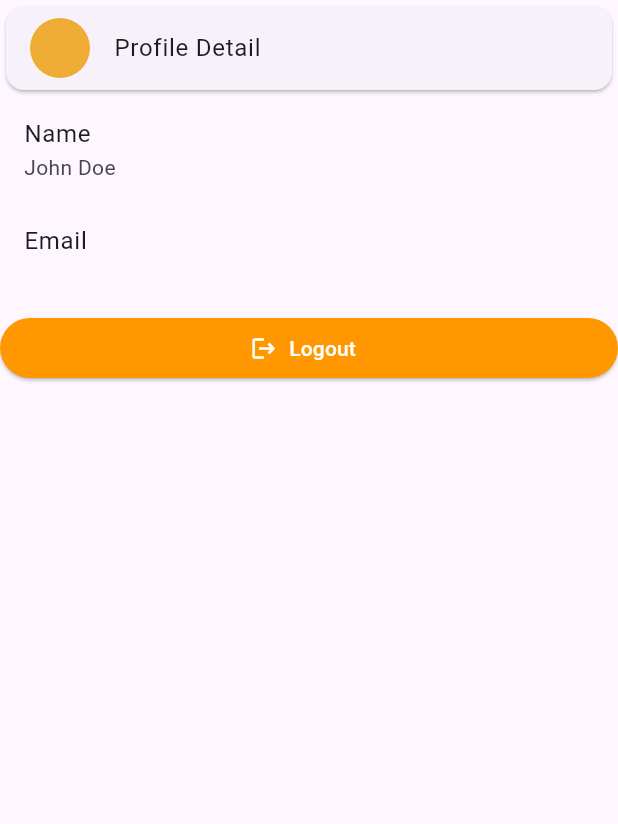
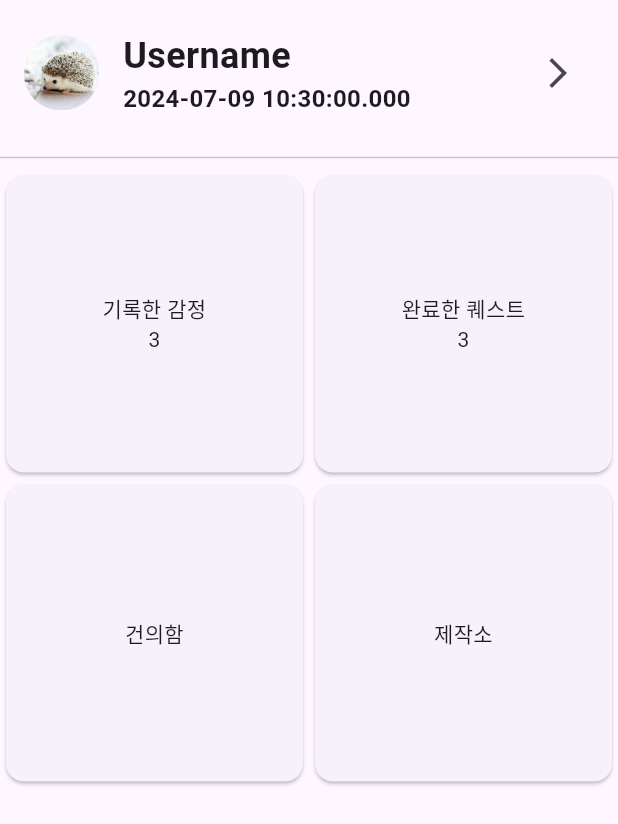
Before and after one commit to bellaria19/Ego, a Flutter app: the ProfileScreen screen opened directly, on a phone screen of 412 x 824 dp. Shown: the top 824 px of the screen. Run offline on Flutter 3.47's test engine with Material 3 defaults, Android fonts, the phone set to English and light mode, and no system bars; our stand-ins replace flutter_dotenv, font_awesome_flutter, supabase_flutter, syncfusion_flutter_charts; missing offline and left inert: supabase_auth_ui; accounts and stored records are empty; statements that could not run were skipped.

Commit message:
Add Profile and Detail

```diff
--- a/lib/models/profile.dart
+++ b/lib/models/profile.dart
@@ -3,6 +3,8 @@ class Profile {
     required this.id,
     required this.username,
     required this.createdAt,
+    required this.gender,
+    required this.birthday,
   });
 
   /// User ID of the profile
@@ -14,8 +16,16 @@ class Profile {
   /// Date and time when the profile was created
   final DateTime createdAt;
 
+  /// Gender of the profile
+  final String gender;
+
+  /// Birthday of the profile
+  final DateTime birthday;
+
   Profile.fromMap(Map<String, dynamic> map)
       : id = map['id'],
         username = map['username'],
-        createdAt = DateTime.parse(map['created_at']);
+        createdAt = DateTime.parse(map['created_at']),
+        gender = map['gender'],
+        birthday = DateTime.parse(map['birthday']);
 }
--- a/lib/screens/profile/profile_screen.dart
+++ b/lib/screens/profile/profile_screen.dart
@@ -1,4 +1,8 @@
+import 'package:ego/screens/profile/detail_screen.dart';
+import 'package:ego/utils/constants.dart';
 import 'package:flutter/material.dart';
+
+import '../../models/profile.dart';
 
 class ProfileScreen extends StatefulWidget {
   const ProfileScreen({super.key});
@@ -7,36 +11,100 @@ class ProfileScreen extends StatefulWidget {
 }
 
 class _ProfileScreenState extends State<ProfileScreen> {
+  Profile userData = Profile(
+    id: '0',
+    username: 'Username',
+    createdAt: DateTime.now(),
+    gender: 'male',
+    birthday: DateTime(2000, 12, 19),
+  );
+
   @override
   Widget build(BuildContext context) {
     return SafeArea(
       child: Scaffold(
-        body: Center(
-          child: ListView(children: [
-            const Card(
-              child: ListTile(
-                leading: CircleAvatar(
-                  backgroundColor: Color.fromRGBO(240, 173, 53, 1),
+        body: Stack(
+          children: [
+            Column(
+              children: [
+                Container(
+                  padding: formPadding,
+                  child: Row(
+                    children: [
+                      ClipRRect(
+                        borderRadius: BorderRadius.circular(24),
+                        child: SizedBox.fromSize(
+                            size: const Size(50, 50), // button width and height
+                            child: Image.asset(
+                              'assets/profile.jpg',
+                              fit: BoxFit.cover,
+                            )),
+                      ),
+                      formSpacer,
+                      Column(
+                        crossAxisAlignment: CrossAxisAlignment.start,
+                        children: [
+                          Text(userData.username,
+                              style: const TextStyle(
+                                  fontSize: 24, fontWeight: FontWeight.bold)),
+                          Text(userData.createdAt.toString(),
+                              style: const TextStyle(
+                                  fontSize: 16, fontWeight: FontWeight.w600)),
+                        ],
+                      ),
+                      const Spacer(),
+                      IconButton(
+                        icon: const Icon(Icons.arrow_forward_ios),
+                        onPressed: () {
+                          Navigator.of(context).push(DetailScreen.route());
+                          // Add your navigation logic here
+                        },
+                      ),
+                    ],
+                  ),
                 ),
-                title: Text('Profile Detail'),
-              ),
+                const Divider(),
+                Expanded(
+                  child: GridView.count(
+                    crossAxisCount: 2,
+                    children: [
+                      Card(
+                        child: Center(
+                          child: Text('기록한 감정\n3', textAlign: TextAlign.center),
+                        ),
+                      ),
+                      Card(
+                        child: Center(
+                          child:
+                              Text('완료한 퀘스트\n3', textAlign: TextAlign.center),
+                        ),
+                      ),
+                      InkWell(
+                        onTap: () {
+                          // Add your logic for when the card is tapped
+                        },
+                        child: Card(
+                          child: Center(
+                            child: Text('건의함', textAlign: TextAlign.center),
+                          ),
+                        ),
+                      ),
+                      InkWell(
+                        onTap: () {
+                          // Add your logic for when the card is tapped
+                        },
+                        child: Card(
+                          child: Center(
+                            child: Text('제작소', textAlign: TextAlign.center),
+                          ),
+                        ),
+                      ),
+                    ],
+                  ),
+                )
+              ],
             ),
-            const ListTile(
-              title: Text('Name'),
-              subtitle: Text('John Doe'),
-            ),
-            const ListTile(
-              title: Text('Email'),
-              subtitle: Text(''),
-            ),
-            ElevatedButton.icon(
-              icon: const Icon(Icons.logout),
-              onPressed: () {
-                Navigator.pushNamed(context, '/auth');
-              },
-              label: const Text('Logout'),
-            )
-          ]),
+          ],
         ),
       ),
     );
```
Also changed, not shown: lib/screens/profile/detail_screen.dart (added, +137 -0 lines).
